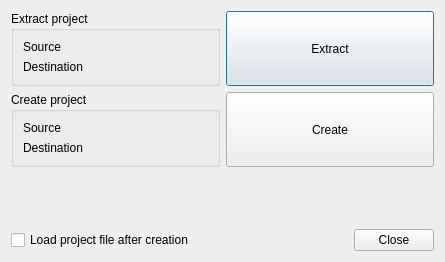
southseact-3d/fcd, file src/Gui/DlgProjectUtility.ui: the form before one commit.
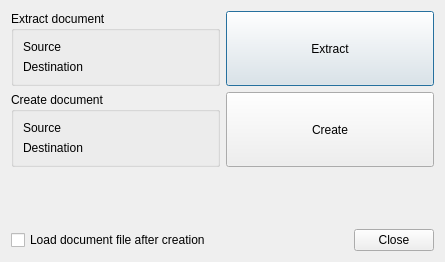
The form after the commit. Custom widgets are drawn as their Qt base class.

Commit message:
Fixes "Project Information" is Misleading #11296 - replace project with document (#11367)
* project to document on information, merge, util

* change project to document in unit system dialog

---------

What changed in the file:
```diff
--- a/src/Gui/DlgProjectUtility.ui
+++ b/src/Gui/DlgProjectUtility.ui
@@ -19,7 +19,7 @@
      <item row="0" column="0">
       <widget class="QGroupBox" name="groupBox">
        <property name="title">
-        <string>Extract project</string>
+        <string>Extract document</string>
        </property>
        <layout class="QGridLayout" name="gridLayout">
         <item row="0" column="0">
@@ -69,7 +69,7 @@
      <item row="1" column="0">
       <widget class="QGroupBox" name="groupBox_2">
        <property name="title">
-        <string>Create project</string>
+        <string>Create document</string>
        </property>
        <layout class="QGridLayout" name="gridLayout_2">
         <item row="0" column="0">
@@ -134,7 +134,7 @@
    <item row="2" column="0">
     <widget class="QCheckBox" name="checkLoadProject">
      <property name="text">
-      <string>Load project file after creation</string>
+      <string>Load document file after creation</string>
      </property>
     </widget>
    </item>
```
Left out of the diff: 4 changed lines with no effect on the pictures. The commit also changes 4 other files.
